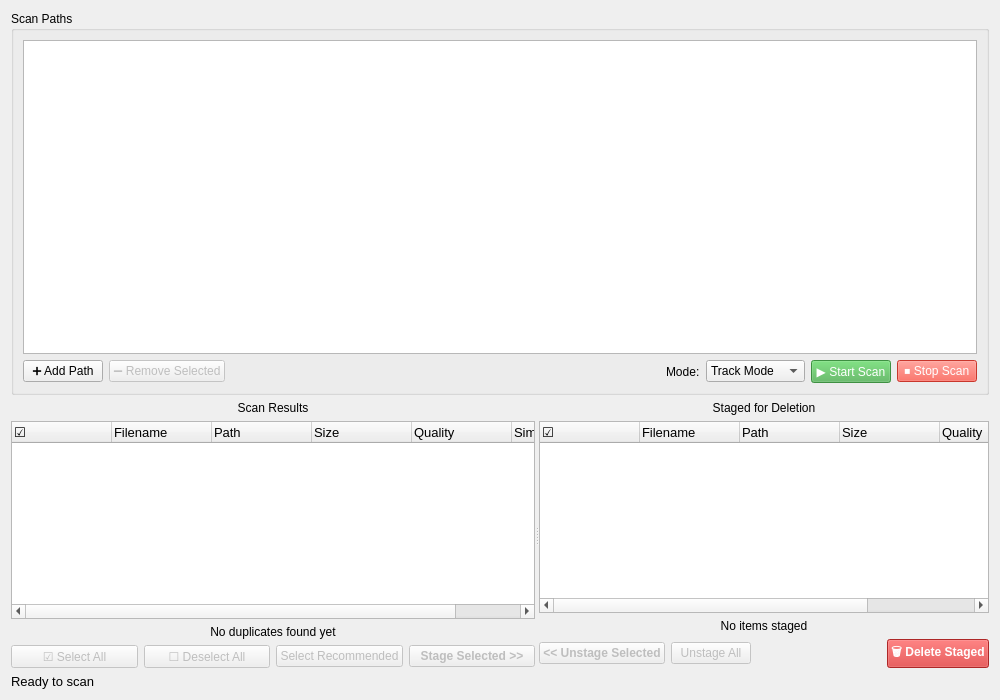
Before: the Qt Designer form src/duperscooper_gui/ui/dual_pane_widget.ui in ohtostado/duperscooper, drawn with Qt 5.
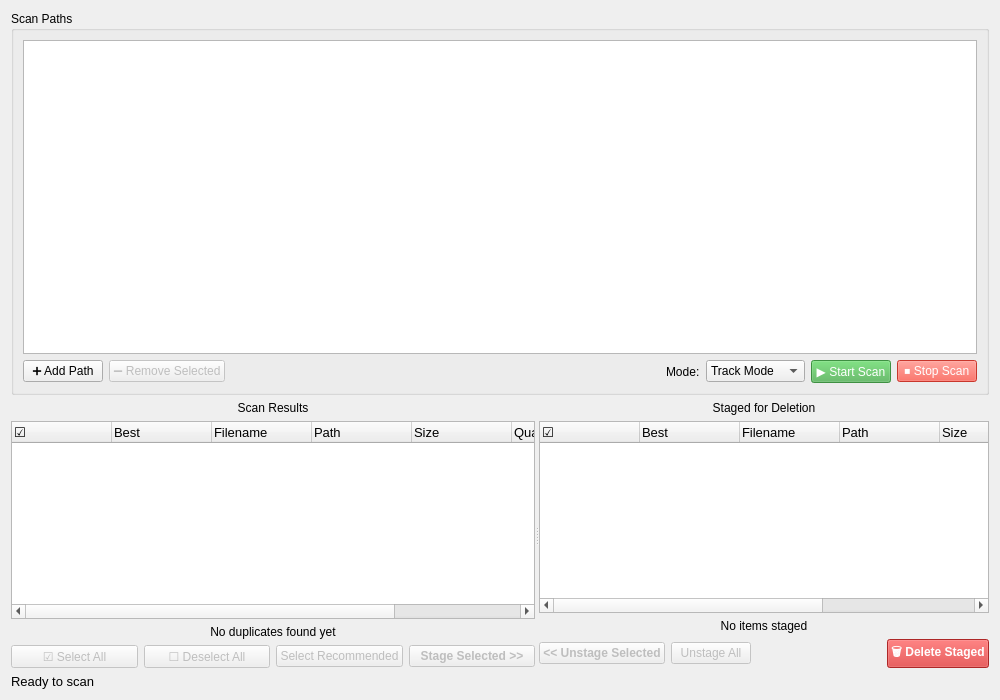
After: the same form once the commit is applied.

Commit message: feat: replace [Best] prefix with ⭐ in discrete Best column

Patch:
```diff
--- a/src/duperscooper_gui/ui/dual_pane_widget.ui
+++ b/src/duperscooper_gui/ui/dual_pane_widget.ui
@@ -179,6 +179,11 @@
            <string>☑</string>
           </property>
          </column>
+         <column>
+          <property name="text">
+           <string>Best</string>
+          </property>
+         </column>
          <column>
           <property name="text">
            <string>Filename</string>
@@ -309,6 +314,11 @@
            <string>☑</string>
           </property>
          </column>
+         <column>
+          <property name="text">
+           <string>Best</string>
+          </property>
+         </column>
          <column>
           <property name="text">
            <string>Filename</string>
```
The commit also changes 1 other file.
